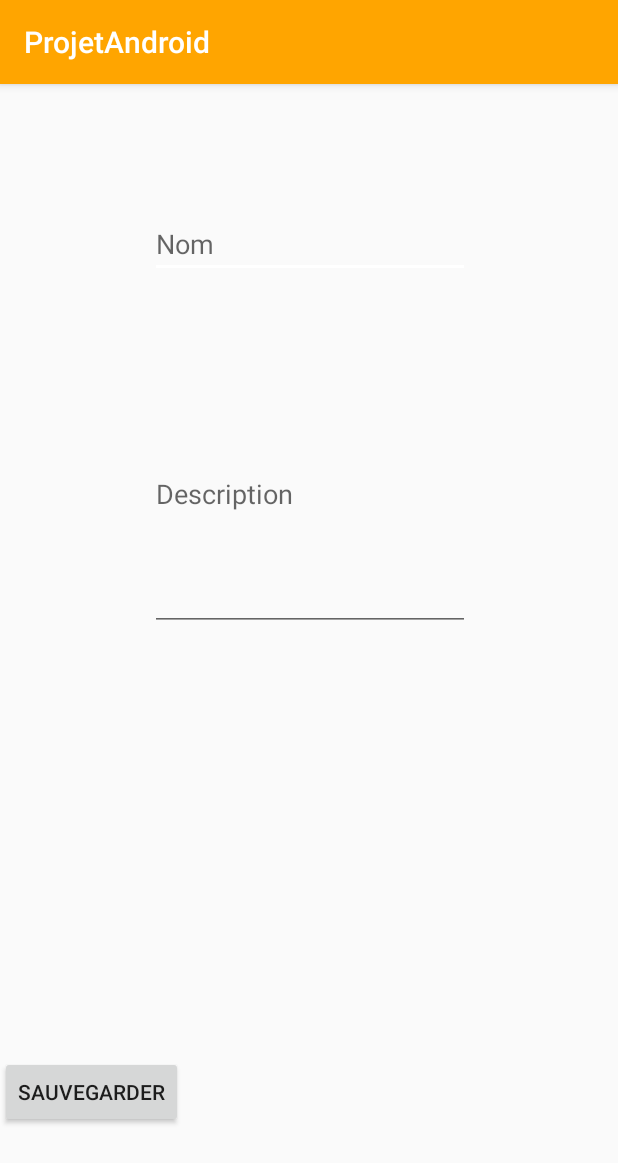
After one commit to Jeepsboucher/ProjetAndroid, an Android app: the AddRecipeActivity screen opened directly, with no data from a screen before it, on a phone screen of 412 x 824 dp. The commit adds this screen. Shown: the top 1163 px of the screen. Run offline under Robolectric (Android 15) with nearby library versions, the light colour scheme and no system bars.

Commit message:
Test add recipe

```diff
--- a/Project/app/src/main/AndroidManifest.xml
+++ b/Project/app/src/main/AndroidManifest.xml
@@ -16,6 +16,7 @@
                 <category android:name="android.intent.category.LAUNCHER" />
             </intent-filter>
         </activity>
+        <activity android:name=".activity.AddRecipeActivity"></activity>
     </application>
 
 </manifest>
--- /dev/null
+++ b/Project/app/src/main/java/com/jpetalice/cba533/projetandroid/activity/AddRecipeActivity.java
@@ -0,0 +1,40 @@
+package com.jpetalice.cba533.projetandroid.activity;
+
+import android.support.v7.app.AppCompatActivity;
+import android.os.Bundle;
+import android.view.View;
+import android.widget.Button;
+import android.widget.EditText;
+
+import com.jpetalice.cba533.projetandroid.R;
+import com.jpetalice.cba533.projetandroid.data.Recipe;
+import com.jpetalice.cba533.projetandroid.utils.DatabaseHelper;
+
+public class AddRecipeActivity extends AppCompatActivity {
+
+    DatabaseHelper database = new DatabaseHelper(this);
+
+    @Override
+    protected void onCreate(Bundle savedInstanceState) {
+        super.onCreate(savedInstanceState);
+        setContentView(R.layout.activity_add_recipe);
+        SetListeners();
+    }
+
+    private void SetListeners(){
+        Button btnSave = findViewById(R.id.btnSave);
+
+        btnSave.setOnClickListener(new View.OnClickListener() {
+            public void onClick(View v) {
+                String txtName = ((EditText) findViewById(R.id.txtName)).getText().toString();
+                String txtDescr = ((EditText) findViewById(R.id.txtDescr)).getText().toString();
+                AddRecipe(txtName, txtDescr);
+            }
+        });
+    }
+
+    private void AddRecipe(String name, String descr){
+        Recipe newRecipe = new Recipe(name, descr);
+        database.addRecipe(newRecipe);
+    }
+}
--- /dev/null
+++ b/Project/app/src/main/res/layout/activity_add_recipe.xml
@@ -0,0 +1,51 @@
+<?xml version="1.0" encoding="utf-8"?>
+<android.support.constraint.ConstraintLayout xmlns:android="http://schemas.android.com/apk/res/android"
+    xmlns:app="http://schemas.android.com/apk/res-auto"
+    xmlns:tools="http://schemas.android.com/tools"
+    android:layout_width="match_parent"
+    android:layout_height="match_parent"
+    tools:context=".activity.AddRecipeActivity">
+
+    <EditText
+        android:id="@+id/txtName"
+        android:layout_width="wrap_content"
+        android:layout_height="wrap_content"
+        android:layout_marginEnd="8dp"
+        android:layout_marginStart="8dp"
+        android:layout_marginTop="84dp"
+        android:ems="10"
+        android:hint="Nom"
+        android:inputType="textPersonName"
+        app:layout_constraintEnd_toEndOf="parent"
+        app:layout_constraintHorizontal_bias="0.503"
+        app:layout_constraintStart_toStartOf="parent"
+        app:layout_constraintTop_toTopOf="parent" />
+
+    <EditText
+        android:id="@+id/txtDescr"
+        android:layout_width="wrap_content"
+        android:layout_height="182dp"
+        android:layout_marginBottom="8dp"
+        android:layout_marginEnd="8dp"
+        android:layout_marginStart="8dp"
+        android:layout_marginTop="8dp"
+        android:ems="10"
+        android:hint="Description"
+        android:inputType="textPersonName"
+        app:layout_constraintBottom_toTopOf="@+id/btnSave"
+        app:layout_constraintEnd_toEndOf="parent"
+        app:layout_constraintHorizontal_bias="0.503"
+        app:layout_constraintStart_toStartOf="parent"
+        app:layout_constraintTop_toBottomOf="@+id/txtName"
+        app:layout_constraintVertical_bias="0.142" />
+
+    <Button
+        android:id="@+id/btnSave"
+        android:layout_width="wrap_content"
+        android:layout_height="wrap_content"
+        android:layout_marginBottom="72dp"
+        android:text="Sauvegarder"
+        app:layout_constraintBottom_toBottomOf="parent"
+        tools:layout_editor_absoluteX="131dp" />
+
+</android.support.constraint.ConstraintLayout>
```
Also changed, not shown: Project/app/src/main/java/com/jpetalice/cba533/projetandroid/activity/HomeActivity.java (+25 -13 lines), Project/app/src/main/java/com/jpetalice/cba533/projetandroid/utils/DatabaseHelper.java (+7 -0 lines).
